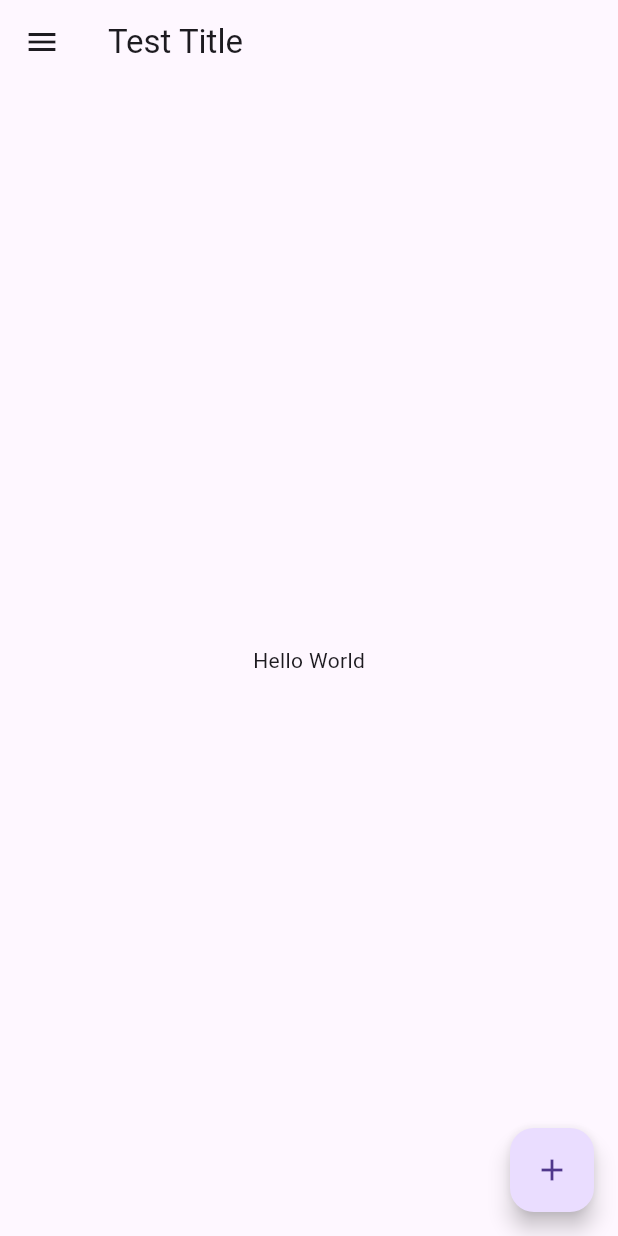
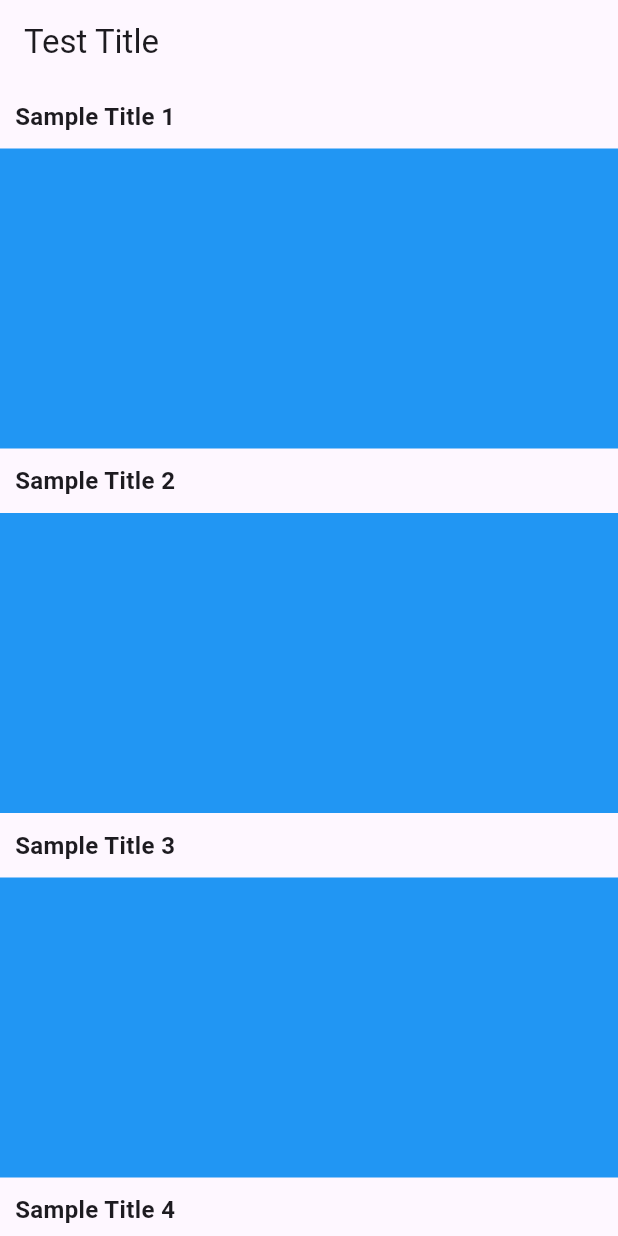
Before and after one commit to jm4293/ilsanPark, a Flutter app: the screen it shows after launch, on a phone screen of 412 x 824 dp. Run offline on Flutter 3.47's test engine with Material 3 defaults, Android fonts, the light colour scheme and no system bars.

Commit message:
mobile - ListView

```diff
--- a/ilsanPark-mobile/lib/main.dart
+++ b/ilsanPark-mobile/lib/main.dart
@@ -28,51 +28,84 @@ class MyHomePage extends StatefulWidget {
 }
 
 class _MyHomePageState extends State<MyHomePage> {
+  final postList = [
+    {
+      "title": "Sample Title 1",
+      "color": Colors.blue,
+    },
+    {
+      "title": "Sample Title 2",
+      "color": Colors.green,
+    },
+    {
+      "title": "Sample Title 3",
+      "color": Colors.red,
+    },
+    {
+      "title": "Sample Title 4",
+      "color": Colors.blue,
+    },
+    {
+      "title": "Sample Title 5",
+      "color": Colors.blue,
+    },
+    {
+      "title": "Sample Title 6",
+      "color": Colors.blue,
+    },
+    {
+      "title": "Sample Title 7",
+      "color": Colors.blue,
+    },
+    {
+      "title": "Sample Title 8",
+      "color": Colors.blue,
+    },
+    {
+      "title": "Sample Title 9",
+      "color": Colors.blue,
+    },
+    {
+      "title": "Sample Title 10",
+      "color": Colors.blue,
+    },
+  ];
+
   @override
   Widget build(BuildContext context) {
     return Scaffold(
-      appBar: AppBar(
-        title: const Text("Test Title"),
+      appBar: AppBar(title: const Text("Test Title")),
+      body: ListView.builder(
+        itemCount: postList.length,
+        itemBuilder: (BuildContext context, int idx) {
+          return postContainer(
+            title: postList[idx]["title"] as String,
+          );
+        },
       ),
-      drawer: Drawer(
-        child: ListView(
-          padding: EdgeInsets.zero,
-          children: const <Widget>[
-            DrawerHeader(
-              decoration: BoxDecoration(
-                color: Colors.blue,
-              ),
-              child: Text(
-                "Drawer Header",
-                style: TextStyle(
-                  color: Colors.white,
-                  fontSize: 24,
-                ),
-              ),
+    );
+  }
+
+  Widget postContainer({String title = ""}) {
+    return Column(
+      crossAxisAlignment: CrossAxisAlignment.start,
+      children: [
+        Container(
+          padding: const EdgeInsets.all(10),
+          child: Text(
+            title,
+            style: const TextStyle(
+              fontSize: 16,
+              fontWeight: FontWeight.bold,
             ),
-            ListTile(
-              leading: Icon(Icons.message),
-              title: Text("Message"),
-            ),
-            ListTile(
-              leading: Icon(Icons.account_circle),
-              title: Text("Profile"),
-            ),
-            ListTile(
-              leading: Icon(Icons.settings),
-              title: Text("Settings"),
-            ),
-          ],
+          ),
         ),
-      ),
-      body: const Center(
-        child: Text("Hello World"),
-      ),
-      floatingActionButton: FloatingActionButton(
-        onPressed: () => print("click"),
-        tooltip: "Increment",
-        child: const Icon(Icons.add),
-      )
+        Container(
+          width: MediaQuery.of(context).size.width,
+          height: 200,
+          color: Colors.blue,
+        ),
+      ],
     );
   }
 }
```
